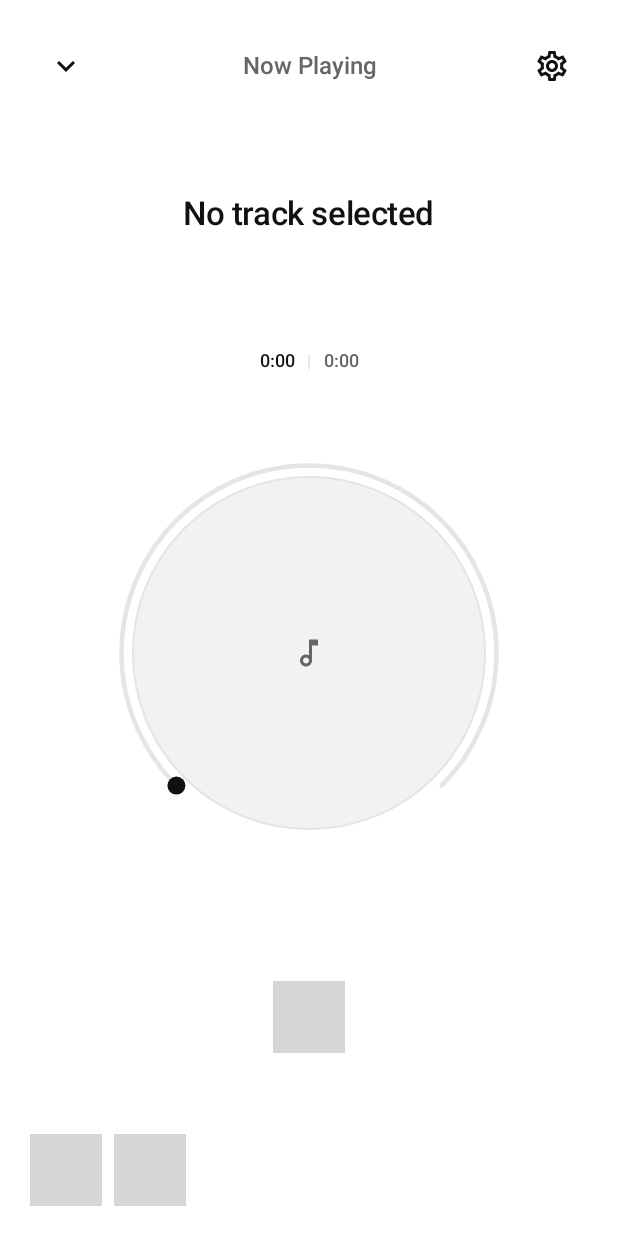
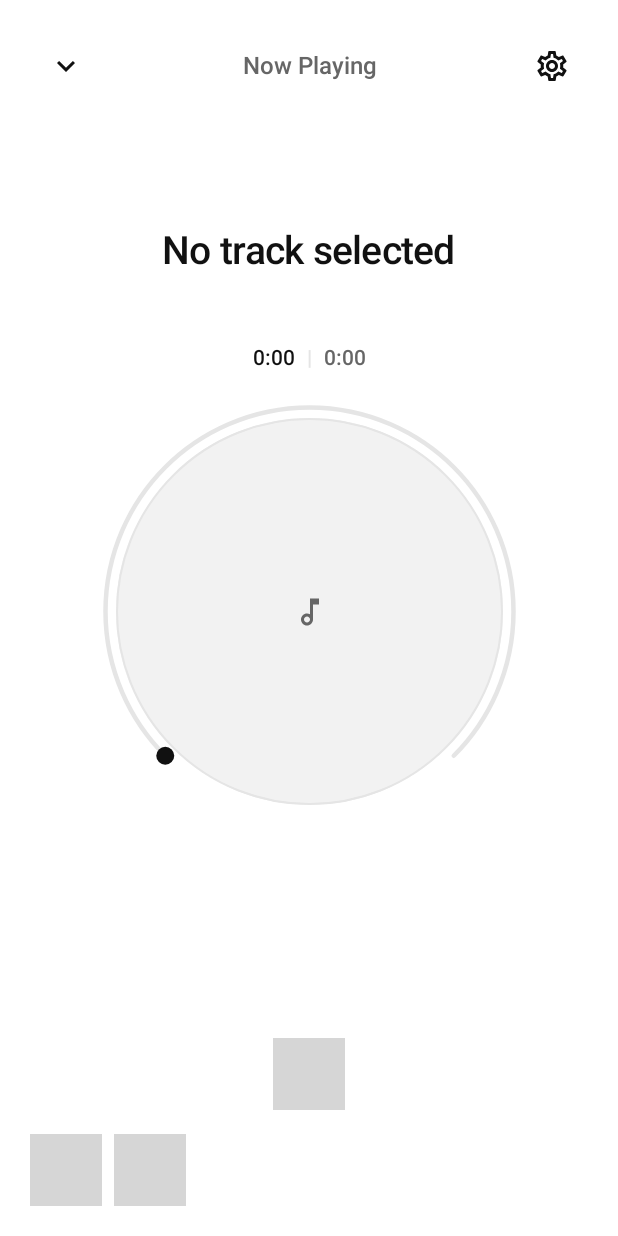
Before and after one commit to XelilovTh/Nota, an Android app built with Jetpack Compose: the composable NowPlayingScreen shown on its own in the app's theme, on a phone screen of 412 x 824 dp. Run offline under Robolectric (Android 15) with nearby library versions, the phone set to English and light mode, and no system bars; libraries missing offline, so code that uses them is left out: dev.chrisbanes.haze; 5 statements that could not run were skipped; grey boxes are pictures that could not be loaded.

Commit message:
feat: lift NowPlaying controls for 3-button nav, enlarge player focal area, and add custom Sleep Timer input

```diff
--- a/app/src/main/java/com/xelilovth/nota/presentation/player/NowPlayingScreen.kt
+++ b/app/src/main/java/com/xelilovth/nota/presentation/player/NowPlayingScreen.kt
@@ -14,6 +14,8 @@ import androidx.compose.foundation.layout.Spacer
 import androidx.compose.foundation.layout.aspectRatio
 import androidx.compose.foundation.layout.fillMaxSize
 import androidx.compose.foundation.layout.fillMaxWidth
+import androidx.compose.foundation.layout.height
+import androidx.compose.foundation.layout.navigationBarsPadding
 import androidx.compose.foundation.layout.padding
 import androidx.compose.foundation.layout.size
 import androidx.compose.foundation.lazy.LazyColumn
@@ -97,7 +99,7 @@ fun NowPlayingScreen(
     var showAddToPlaylist by remember { mutableStateOf(false) }
 
     Column(
-        Modifier.fillMaxSize().padding(AppDimens.ScreenPadding),
+        Modifier.fillMaxSize().navigationBarsPadding().padding(AppDimens.ScreenPadding),
         horizontalAlignment = Alignment.CenterHorizontally,
     ) {
         Row(
@@ -129,7 +131,7 @@ fun NowPlayingScreen(
             }
         }
 
-        Spacer(modifier = Modifier.weight(0.4f))
+        Spacer(modifier = Modifier.weight(0.3f))
 
         Column(
             Modifier.fillMaxWidth(),
@@ -138,20 +140,21 @@ fun NowPlayingScreen(
         ) {
             Text(
                 state.track?.title ?: "No track selected",
-                style = MaterialTheme.typography.headlineSmall,
+                style = MaterialTheme.typography.headlineMedium,
+                fontWeight = FontWeight.SemiBold,
                 maxLines = 1,
                 overflow = TextOverflow.Ellipsis,
             )
             Text(
                 state.track?.artist.orEmpty(),
                 color = MaterialTheme.colorScheme.onSurfaceVariant,
-                style = MaterialTheme.typography.bodyMedium,
+                style = MaterialTheme.typography.bodyLarge,
                 maxLines = 1,
                 overflow = TextOverflow.Ellipsis,
             )
         }
 
-        Spacer(modifier = Modifier.weight(0.35f))
+        Spacer(modifier = Modifier.height(AppDimens.SectionSpacing))
 
         Row(
             horizontalArrangement = Arrangement.spacedBy(AppDimens.ElementSpacing),
@@ -160,12 +163,12 @@ fun NowPlayingScreen(
         ) {
             Text(
                 formatDuration(displayPositionMs),
-                style = MaterialTheme.typography.labelMedium,
+                style = MaterialTheme.typography.titleSmall,
                 fontWeight = FontWeight.SemiBold,
             )
             Text(
                 "|",
-                style = MaterialTheme.typography.labelMedium,
+                style = MaterialTheme.typography.titleSmall,
                 color = MaterialTheme.colorScheme.outline,
             )
             val rightTime = if (showRemaining && duration > 0L) {
@@ -175,12 +178,12 @@ fun NowPlayingScreen(
             }
             Text(
                 rightTime,
-                style = MaterialTheme.typography.labelMedium,
+                style = MaterialTheme.typography.titleSmall,
                 color = MaterialTheme.colorScheme.onSurfaceVariant,
             )
         }
 
-        Spacer(modifier = Modifier.weight(0.35f))
+        Spacer(modifier = Modifier.height(AppDimens.SectionSpacing))
 
         CircularArcPlayerArt(
             track = state.track,
@@ -199,7 +202,7 @@ fun NowPlayingScreen(
             modifier = Modifier.fillMaxWidth(AppDimens.PlayerArtworkFraction).aspectRatio(1f),
         )
 
-        Spacer(modifier = Modifier.weight(0.55f))
+        Spacer(modifier = Modifier.weight(0.5f))
 
         GlassSurface(
             shape = CircleShape,
@@ -253,7 +256,7 @@ fun NowPlayingScreen(
             }
         }
 
-        Spacer(modifier = Modifier.weight(0.35f))
+        Spacer(modifier = Modifier.height(AppDimens.SectionSpacing))
 
         Row(
             modifier = Modifier.fillMaxWidth(),
--- a/app/src/main/java/com/xelilovth/nota/ui/theme/Dimens.kt
+++ b/app/src/main/java/com/xelilovth/nota/ui/theme/Dimens.kt
@@ -16,7 +16,7 @@ object AppDimens {
     val IconSizeSmall = 18.dp
     val IconSizeMedium = 24.dp
     val IconSizeLarge = 28.dp
-    val PlayerArtworkFraction = 0.72f
+    val PlayerArtworkFraction = 0.78f
     val PlayerArtworkSize = 240.dp
     val CircularSeekbarStroke = 3.dp
     val CircularSeekbarThumbRadius = 6.dp
```
Also changed, not shown: app/src/main/java/com/xelilovth/nota/presentation/settings/SleepTimerScreen.kt (+53 -0 lines).
